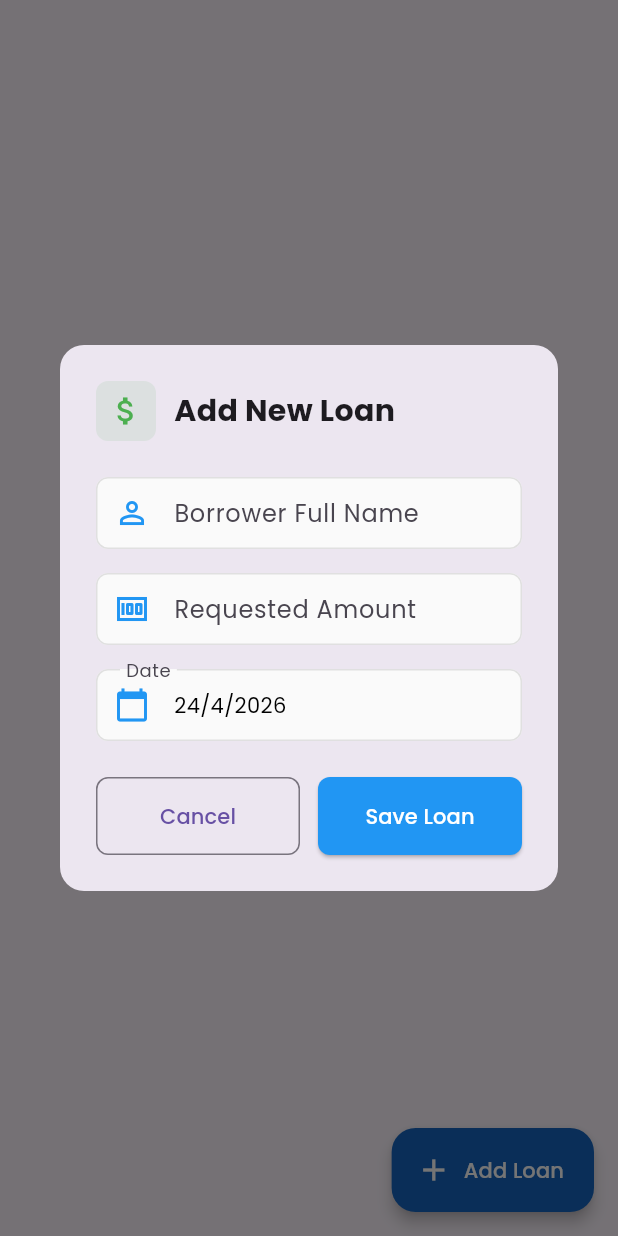
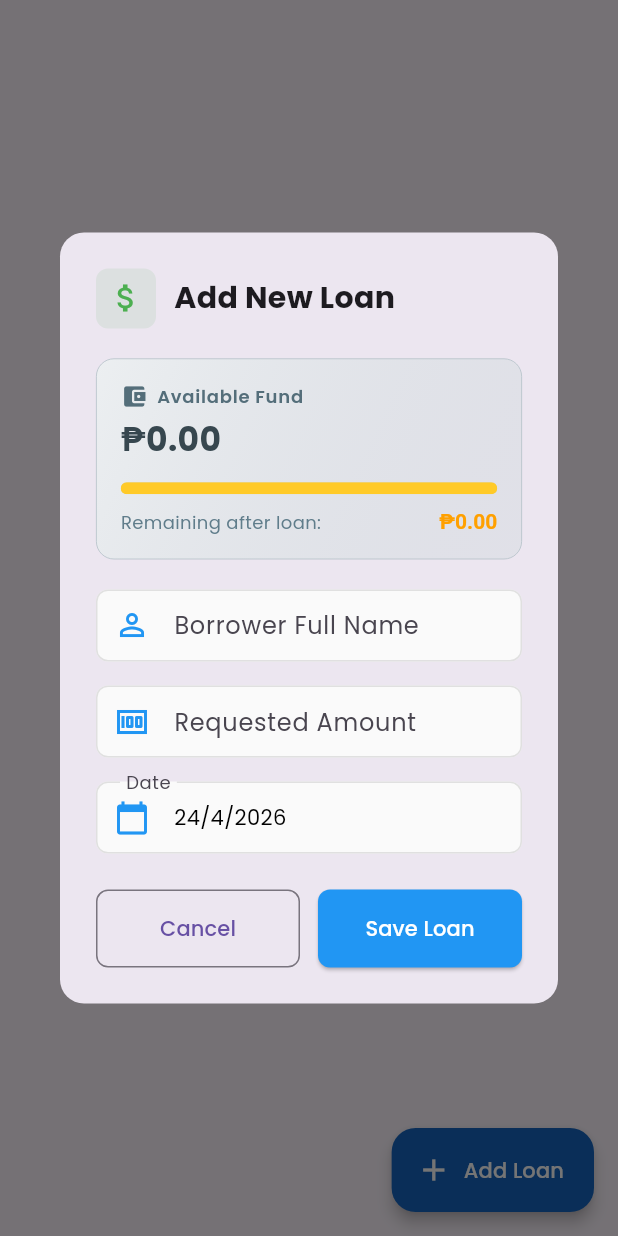
Before and after one commit to RaymundSRC/UTANG-APP, a Flutter app: the LoansPage screen opened directly, after a tap on "Add Loan", on a phone screen of 412 x 824 dp. Run offline on Flutter 3.47's test engine with Material 3 defaults, Android fonts, the phone set to English and light mode, and no system bars; our stand-ins replace google_fonts, supabase_flutter; accounts and stored records are empty.

Commit message:
Show available fund when adding loans

```diff
--- a/lib/pages/loans/add_loan_dialog.dart
+++ b/lib/pages/loans/add_loan_dialog.dart
@@ -2,8 +2,12 @@ import 'package:flutter/material.dart';
 import '../members/member_input_fields.dart';
 
 /// Dialog for adding a new loan with borrower details.
+/// Shows a live "available fund" indicator that updates as the user types.
 class AddLoanDialog extends StatefulWidget {
-  const AddLoanDialog({super.key});
+  /// The total fund available before this loan.
+  final double availableFund;
+
+  const AddLoanDialog({super.key, required this.availableFund});
 
   @override
   State<AddLoanDialog> createState() => _AddLoanDialogState();
@@ -15,17 +19,48 @@ class _AddLoanDialogState extends State<AddLoanDialog> {
   final requestedAmountController = TextEditingController();
   DateTime? selectedDate;
 
+  double _enteredAmount = 0.0;
+
   @override
   void initState() {
     super.initState();
     selectedDate = DateTime.now();
+    requestedAmountController.addListener(_onAmountChanged);
+  }
+
+  void _onAmountChanged() {
+    setState(() {
+      _enteredAmount =
+          double.tryParse(requestedAmountController.text) ?? 0.0;
+    });
   }
 
   @override
   void dispose() {
+    requestedAmountController.removeListener(_onAmountChanged);
     borrowerNameController.dispose();
     requestedAmountController.dispose();
     super.dispose();
+  }
+
+  double get _remainingFund => widget.availableFund - _enteredAmount;
+
+  /// 0.0 = nothing used, 1.0 = 100% used
+  double get _usageRatio {
+    if (widget.availableFund <= 0) return 1.0;
+    return (_enteredAmount / widget.availableFund).clamp(0.0, 1.0);
+  }
+
+  Color get _balanceColor {
+    if (_remainingFund < 0) return Colors.red.shade600;
+    if (_usageRatio > 0.8) return Colors.amber.shade700;
+    return Colors.green.shade600;
+  }
+
+  Color get _barColor {
+    if (_remainingFund < 0) return Colors.red.shade400;
+    if (_usageRatio > 0.8) return Colors.amber.shade400;
+    return Colors.green.shade400;
   }
 
   @override
@@ -34,6 +69,7 @@ class _AddLoanDialogState extends State<AddLoanDialog> {
       shape: RoundedRectangleBorder(
         borderRadius: BorderRadius.circular(16),
       ),
+      child: SingleChildScrollView(
         child: Container(
           padding: const EdgeInsets.all(24),
           child: Form(
@@ -67,7 +103,11 @@ class _AddLoanDialogState extends State<AddLoanDialog> {
                     ),
                   ],
                 ),
-              const SizedBox(height: 24),
+                const SizedBox(height: 20),
+
+                // ── Available Fund Card ──
+                _buildFundCard(),
+                const SizedBox(height: 20),
 
                 // Borrower Full Name
                 CustomTextField(
@@ -148,6 +188,127 @@ class _AddLoanDialogState extends State<AddLoanDialog> {
             ),
           ),
         ),
+      ),
+    );
+  }
+
+  /// The available-fund visual card with progress bar.
+  Widget _buildFundCard() {
+    final remaining = _remainingFund;
+
+    return Container(
+      padding: const EdgeInsets.all(16),
+      decoration: BoxDecoration(
+        gradient: LinearGradient(
+          colors: [
+            Colors.blueGrey.shade50,
+            Colors.blueGrey.shade100.withOpacity(0.4),
+          ],
+          begin: Alignment.topLeft,
+          end: Alignment.bottomRight,
+        ),
+        borderRadius: BorderRadius.circular(12),
+        border: Border.all(color: Colors.blueGrey.shade200, width: 0.5),
+      ),
+      child: Column(
+        crossAxisAlignment: CrossAxisAlignment.start,
+        children: [
+          // Available Fund header
+          Row(
+            children: [
+              Icon(Icons.account_balance_wallet,
+                  size: 18, color: Colors.blueGrey.shade600),
+              const SizedBox(width: 6),
+              Text(
+                'Available Fund',
+                style: TextStyle(
+                  fontSize: 12,
+                  fontWeight: FontWeight.w600,
+                  color: Colors.blueGrey.shade600,
+                  letterSpacing: 0.5,
+                ),
+              ),
+            ],
+          ),
+          const SizedBox(height: 4),
+          Text(
+            '₱${widget.availableFund.toStringAsFixed(2)}',
+            style: TextStyle(
+              fontSize: 22,
+              fontWeight: FontWeight.bold,
+              color: Colors.blueGrey.shade800,
+            ),
+          ),
+          const SizedBox(height: 12),
+
+          // Progress bar showing usage
+          ClipRRect(
+            borderRadius: BorderRadius.circular(6),
+            child: LinearProgressIndicator(
+              value: _usageRatio,
+              minHeight: 8,
+              backgroundColor: Colors.blueGrey.shade100,
+              valueColor: AlwaysStoppedAnimation<Color>(_barColor),
+            ),
+          ),
+          const SizedBox(height: 10),
+
+          // Remaining balance row
+          Row(
+            mainAxisAlignment: MainAxisAlignment.spaceBetween,
+            children: [
+              Text(
+                'Remaining after loan:',
+                style: TextStyle(
+                  fontSize: 12,
+                  color: Colors.blueGrey.shade500,
+                ),
+              ),
+              AnimatedDefaultTextStyle(
+                duration: const Duration(milliseconds: 200),
+                style: TextStyle(
+                  fontSize: 14,
+                  fontWeight: FontWeight.bold,
+                  color: _balanceColor,
+                ),
+                child: Text(
+                  '₱${remaining.toStringAsFixed(2)}',
+                ),
+              ),
+            ],
+          ),
+
+          // Warning if over budget
+          if (remaining < 0) ...[
+            const SizedBox(height: 8),
+            Container(
+              padding: const EdgeInsets.symmetric(horizontal: 10, vertical: 6),
+              decoration: BoxDecoration(
+                color: Colors.red.shade50,
+                borderRadius: BorderRadius.circular(6),
+                border: Border.all(color: Colors.red.shade200),
+              ),
+              child: Row(
+                children: [
+                  Icon(Icons.warning_amber_rounded,
+                      size: 16, color: Colors.red.shade600),
+                  const SizedBox(width: 6),
+                  Expanded(
+                    child: Text(
+                      'Loan exceeds available fund',
+                      style: TextStyle(
+                        fontSize: 11,
+                        fontWeight: FontWeight.w600,
+                        color: Colors.red.shade700,
+                      ),
+                    ),
+                  ),
+                ],
+              ),
+            ),
+          ],
+        ],
+      ),
     );
   }
 
--- a/lib/pages/loans/loans_page.dart
+++ b/lib/pages/loans/loans_page.dart
@@ -3,6 +3,7 @@ import 'add_loan_button.dart';
 import 'add_loan_dialog.dart';
 import 'loan_model.dart';
 import '../../services/core/loan_service.dart';
+import '../../services/core/dashboard_service.dart';
 
 class LoansPage extends StatefulWidget {
   const LoansPage({super.key});
@@ -14,7 +15,9 @@ class LoansPage extends StatefulWidget {
 class _LoansPageState extends State<LoansPage> {
   List<Loan> _loans = [];
   bool _isLoading = true;
+  double _availableFund = 0.0;
   final LoanService _loanService = LoanService();
+  final DashboardService _dashboardService = DashboardService();
 
   @override
   void initState() {
@@ -31,8 +34,11 @@ class _LoansPageState extends State<LoansPage> {
 
     try {
       final loans = await _loanService.fetchLoans();
+      final totalFund = await _dashboardService.calculateTotalFundFromMembers();
+      final totalActiveLoans = await _loanService.getTotalActiveLoansAmount();
       setState(() {
         _loans = loans;
+        _availableFund = totalFund - totalActiveLoans;
         _isLoading = false;
       });
     } catch (e) {
@@ -109,7 +115,7 @@ class _LoansPageState extends State<LoansPage> {
   void _showAddLoanDialog() async {
     final result = await showDialog<Map<String, dynamic>>(
       context: context,
-      builder: (context) => const AddLoanDialog(),
+      builder: (context) => AddLoanDialog(availableFund: _availableFund),
     );
 
     if (result != null) {
--- a/lib/services/core/loan_service.dart
+++ b/lib/services/core/loan_service.dart
@@ -45,4 +45,23 @@ class LoanService {
       rethrow;
     }
   }
+
+  /// Calculate the total requested amount of all active loans.
+  Future<double> getTotalActiveLoansAmount() async {
+    try {
+      final response = await _supabase
+          .from('loans')
+          .select('requested_amount')
+          .eq('status', 'active');
+
+      double total = 0.0;
+      for (var loan in response) {
+        total += (loan['requested_amount'] as num?)?.toDouble() ?? 0.0;
+      }
+      return total;
+    } catch (e) {
+      print('Error calculating total active loans: $e');
+      rethrow;
+    }
+  }
 }
```
Lines whose indentation alone changed are shown as unchanged.
